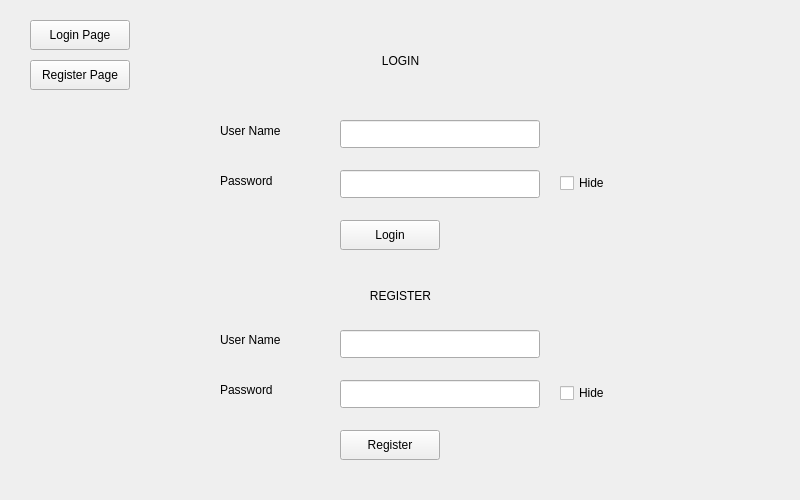
The window that login.ui (BilalUsmani02/OrderHub) describes before a commit, drawn with Qt 5.
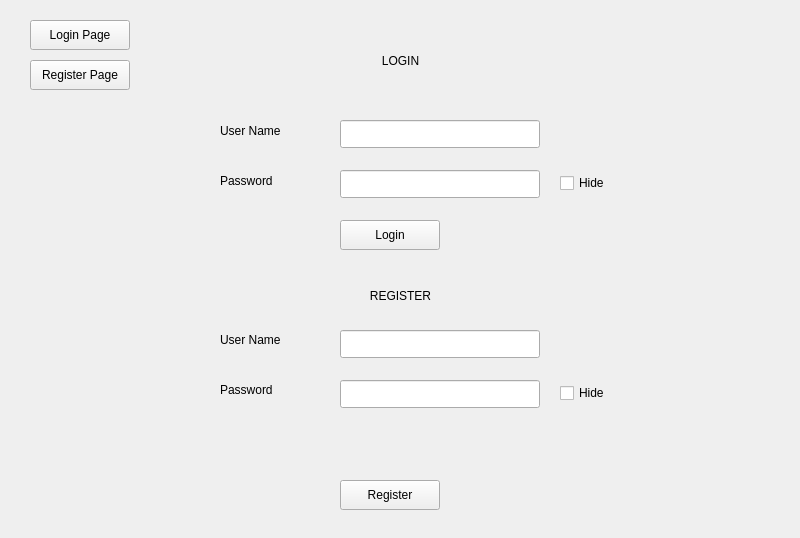
The same window after the commit.

Commit message: real time validation checking when registering

The edit to the form file:
```diff
--- a/login.ui
+++ b/login.ui
@@ -7,7 +7,7 @@
     <x>0</x>
     <y>0</y>
     <width>800</width>
-    <height>500</height>
+    <height>538</height>
    </rect>
   </property>
   <property name="windowTitle">
@@ -177,7 +177,7 @@
     <property name="geometry">
      <rect>
       <x>340</x>
-      <y>430</y>
+      <y>480</y>
       <width>100</width>
       <height>30</height>
      </rect>
@@ -238,6 +238,19 @@
      <string>Hide</string>
     </property>
    </widget>
+   <widget class="QLabel" name="errormsg2">
+    <property name="geometry">
+     <rect>
+      <x>340</x>
+      <y>410</y>
+      <width>351</width>
+      <height>61</height>
+     </rect>
+    </property>
+    <property name="text">
+     <string/>
+    </property>
+   </widget>
   </widget>
  </widget>
  <resources/>
```
The commit also changes 2 other files.
